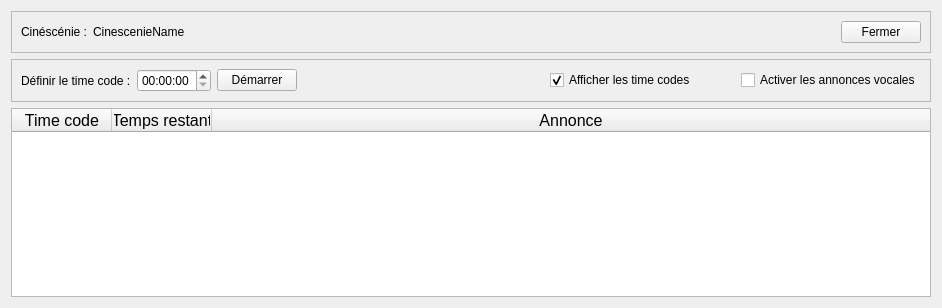
First picture: the form in src/ExecCinescenie.ui, repository Folcogh/NVM, before the edit.
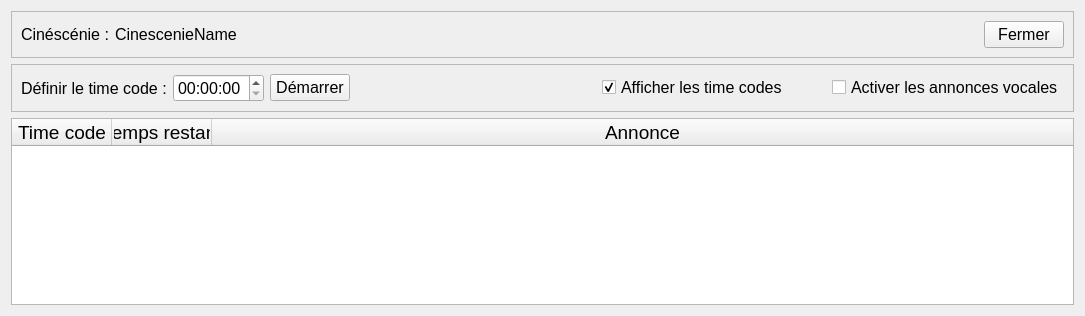
Second picture: the form after the edit.

The edit to the form file:
```diff
--- a/src/ExecCinescenie.ui
+++ b/src/ExecCinescenie.ui
@@ -6,8 +6,8 @@
    <rect>
     <x>0</x>
     <y>0</y>
-    <width>942</width>
-    <height>308</height>
+    <width>1085</width>
+    <height>316</height>
    </rect>
   </property>
   <property name="windowTitle">
@@ -25,6 +25,11 @@
      <layout class="QHBoxLayout" name="horizontalLayout">
       <item>
        <widget class="QLabel" name="LabelCinescenie">
+        <property name="font">
+         <font>
+          <pointsize>12</pointsize>
+         </font>
+        </property>
         <property name="text">
          <string>Cinéscénie :</string>
         </property>
@@ -32,6 +37,11 @@
       </item>
       <item>
        <widget class="QLabel" name="LabelCinescenieName">
+        <property name="font">
+         <font>
+          <pointsize>12</pointsize>
+         </font>
+        </property>
         <property name="text">
          <string>CinescenieName</string>
         </property>
@@ -52,6 +62,11 @@
       </item>
       <item>
        <widget class="QPushButton" name="ButtonClose">
+        <property name="font">
+         <font>
+          <pointsize>12</pointsize>
+         </font>
+        </property>
         <property name="text">
          <string>Fermer</string>
         </property>
@@ -71,6 +86,11 @@
      <layout class="QHBoxLayout" name="horizontalLayout_3">
       <item>
        <widget class="QLabel" name="LabelDefineTimecode">
+        <property name="font">
+         <font>
+          <pointsize>12</pointsize>
+         </font>
+        </property>
         <property name="text">
          <string>Définir le time code :</string>
         </property>
@@ -78,6 +98,11 @@
       </item>
       <item>
        <widget class="QTimeEdit" name="EditTimecode">
+        <property name="font">
+         <font>
+          <pointsize>12</pointsize>
+         </font>
+        </property>
         <property name="displayFormat">
          <string>HH:mm:ss</string>
         </property>
@@ -85,6 +110,11 @@
       </item>
       <item>
        <widget class="QPushButton" name="ButtonStart">
+        <property name="font">
+         <font>
+          <pointsize>12</pointsize>
+         </font>
+        </property>
         <property name="text">
          <string>Démarrer</string>
         </property>
@@ -105,6 +135,11 @@
       </item>
       <item>
        <widget class="QCheckBox" name="CheckboxDisplayTimecode">
+        <property name="font">
+         <font>
+          <pointsize>12</pointsize>
+         </font>
+        </property>
         <property name="text">
          <string>Afficher les time codes</string>
         </property>
@@ -128,6 +163,11 @@
       </item>
       <item>
        <widget class="QCheckBox" name="CheckboxVocalAnnouncement">
+        <property name="font">
+         <font>
+          <pointsize>12</pointsize>
+         </font>
+        </property>
         <property name="text">
          <string>Activer les annonces vocales</string>
         </property>
@@ -140,7 +180,7 @@
     <widget class="QTableWidget" name="TableEvents">
      <property name="font">
       <font>
-       <pointsize>12</pointsize>
+       <pointsize>14</pointsize>
       </font>
      </property>
      <property name="editTriggers">
```
